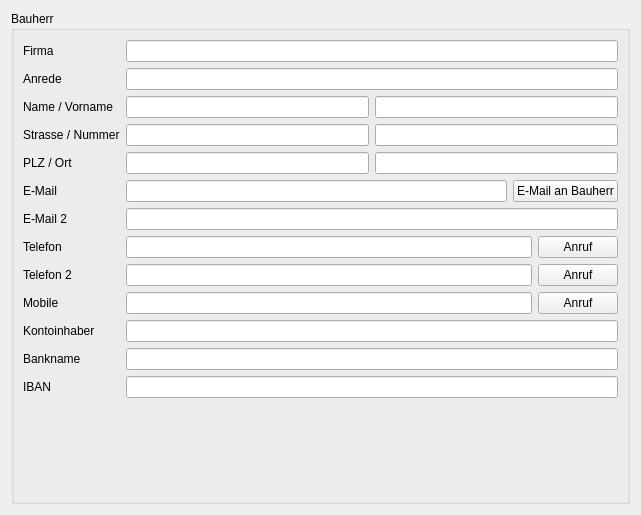
Above: Ui/Contact.ui from GnuSolar/GnuSolar before the change. Below: the same form after it.
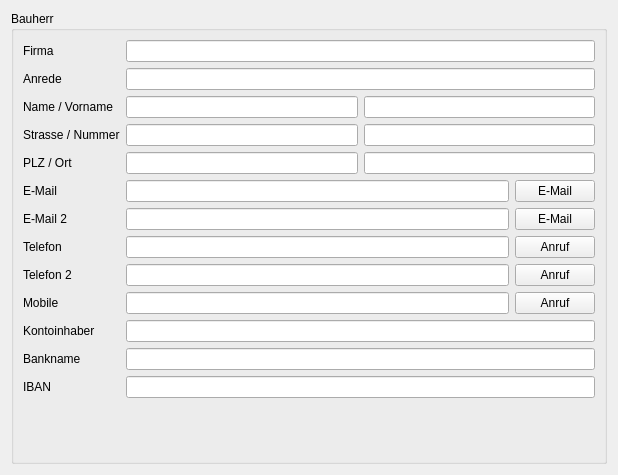
That is the form after the change.

Commit message: UI Contact: E-Mail button for second email

The edit to the form file:
```diff
--- a/Ui/Contact.ui
+++ b/Ui/Contact.ui
@@ -6,8 +6,8 @@
    <rect>
     <x>0</x>
     <y>0</y>
-    <width>641</width>
-    <height>515</height>
+    <width>618</width>
+    <height>475</height>
    </rect>
   </property>
   <property name="windowTitle">
@@ -127,7 +127,7 @@
         <item>
          <widget class="QPushButton" name="composeEmail">
           <property name="text">
-           <string>E-Mail an Bauherr</string>
+           <string>E-Mail</string>
           </property>
          </widget>
         </item>
@@ -141,7 +141,18 @@
        </widget>
       </item>
       <item row="6" column="1">
-       <widget class="QLineEdit" name="obj_email2"/>
+       <layout class="QHBoxLayout" name="horizontalLayout_2">
+        <item>
+         <widget class="QLineEdit" name="obj_email2"/>
+        </item>
+        <item>
+         <widget class="QPushButton" name="composeEmail2">
+          <property name="text">
+           <string>E-Mail</string>
+          </property>
+         </widget>
+        </item>
+       </layout>
       </item>
       <item row="7" column="0">
        <widget class="QLabel" name="label_54">
```
Left out of the diff: 2 changed lines with no effect on the pictures. The commit also changes 2 other files.
